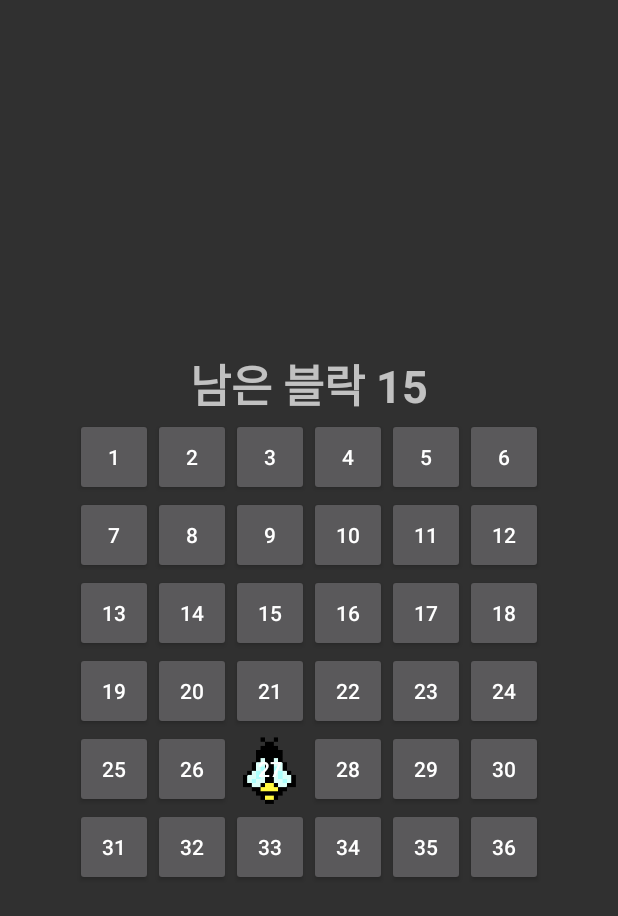
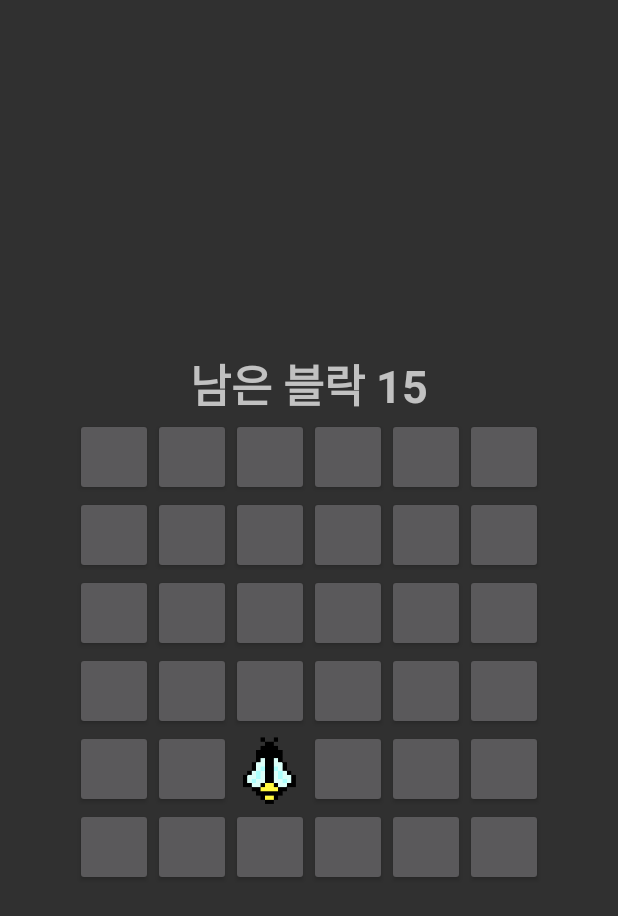
Before and after one commit to PeanutButterFam/CatchFly, an Android app: the screen it shows after launch (MainActivity), on a phone screen of 412 x 824 dp. Shown: the top 916 px of the screen. Run offline under Robolectric (Android 15) with nearby library versions, the light colour scheme and no system bars.

Commit message:
remove button text

```diff
--- a/app/src/main/java/peanutbutterfam/catchfly/MainActivity.java
+++ b/app/src/main/java/peanutbutterfam/catchfly/MainActivity.java
@@ -109,12 +109,19 @@ public class MainActivity extends AppCompatActivity {
         @Override
         public void onClick(View v) {
             Button tmp = (Button)v;
-            int clickedBtnNum = Integer.parseInt(tmp.getText().toString()) - 1; // 클릭된 버튼 번호
+
+            int clickedBtnNum = -1;
+
+            for(int i = 0; i < btn_al.size(); i++) {
+                if(tmp == btn_al.get(i)) {
+                    clickedBtnNum = i;
+                }
+            }
 
             if(isMyTurn == true) {
                 if(isSelected.get(clickedBtnNum) == false && clickedBtnNum != currentPos) {   // 파리가 위치한 곳을 클릭할 수 없음
                     //색상 변경
-                    tmp.setBackgroundColor(Color.YELLOW);
+                    tmp.setBackgroundColor(Color.parseColor("#FFCC00"));
 
                     //클릭한 버튼 더 이상 클릭 못하게
                     System.out.println("선택된 버튼 : " + clickedBtnNum);
--- a/app/src/main/res/layout/activity_main.xml
+++ b/app/src/main/res/layout/activity_main.xml
@@ -24,29 +24,22 @@
 
         <Button
             android:id="@+id/pos00"
-            style="@style/Widget.AppTheme.MyCustomButton"
-            android:text="@string/pos00" />
-
+            style="@style/Widget.AppTheme.MyCustomButton"/>
         <Button
             android:id="@+id/pos01"
-            style="@style/Widget.AppTheme.MyCustomButton"
-            android:text="@string/pos01"/>
+            style="@style/Widget.AppTheme.MyCustomButton"/>
         <Button
             android:id="@+id/pos02"
-            style="@style/Widget.AppTheme.MyCustomButton"
-            android:text="@string/pos02"/>
+            style="@style/Widget.AppTheme.MyCustomButton"/>
         <Button
             android:id="@+id/pos03"
-            style="@style/Widget.AppTheme.MyCustomButton"
-            android:text="@string/pos03"/>
+            style="@style/Widget.AppTheme.MyCustomButton"/>
         <Button
             android:id="@+id/pos04"
-            style="@style/Widget.AppTheme.MyCustomButton"
-            android:text="@string/pos04"/>
+            style="@style/Widget.AppTheme.MyCustomButton"/>
         <Button
             android:id="@+id/pos05"
-            style="@style/Widget.AppTheme.MyCustomButton"
-            android:text="@string/pos05"/>
+            style="@style/Widget.AppTheme.MyCustomButton"/>
     </LinearLayout>
 
     <LinearLayout
@@ -55,28 +48,22 @@
         android:orientation="horizontal">
         <Button
             android:id="@+id/pos10"
-            style="@style/Widget.AppTheme.MyCustomButton"
-            android:text="@string/pos10"/>
+            style="@style/Widget.AppTheme.MyCustomButton"/>
         <Button
             android:id="@+id/pos11"
-            style="@style/Widget.AppTheme.MyCustomButton"
-            android:text="@string/pos11"/>
+            style="@style/Widget.AppTheme.MyCustomButton"/>
         <Button
             android:id="@+id/pos12"
-            style="@style/Widget.AppTheme.MyCustomButton"
-            android:text="@string/pos12"/>
+            style="@style/Widget.AppTheme.MyCustomButton"/>
         <Button
             android:id="@+id/pos13"
-            style="@style/Widget.AppTheme.MyCustomButton"
-            android:text="@string/pos13"/>
+            style="@style/Widget.AppTheme.MyCustomButton"/>
         <Button
             android:id="@+id/pos14"
-            style="@style/Widget.AppTheme.MyCustomButton"
-            android:text="@string/pos14"/>
+            style="@style/Widget.AppTheme.MyCustomButton"/>
         <Button
             android:id="@+id/pos15"
-            style="@style/Widget.AppTheme.MyCustomButton"
-            android:text="@string/pos15"/>
+            style="@style/Widget.AppTheme.MyCustomButton"/>
     </LinearLayout>
 
     <LinearLayout
@@ -85,28 +72,22 @@
         android:orientation="horizontal">
         <Button
             android:id="@+id/pos20"
-            style="@style/Widget.AppTheme.MyCustomButton"
-            android:text="@string/pos20"/>
+            style="@style/Widget.AppTheme.MyCustomButton"/>
         <Button
             android:id="@+id/pos21"
-            style="@style/Widget.AppTheme.MyCustomButton"
-            android:text="@string/pos21"/>
+            style="@style/Widget.AppTheme.MyCustomButton"/>
         <Button
             android:id="@+id/pos22"
-            style="@style/Widget.AppTheme.MyCustomButton"
-            android:text="@string/pos22"/>
+            style="@style/Widget.AppTheme.MyCustomButton"/>
         <Button
             android:id="@+id/pos23"
-            style="@style/Widget.AppTheme.MyCustomButton"
-            android:text="@string/pos23"/>
+            style="@style/Widget.AppTheme.MyCustomButton"/>
         <Button
             android:id="@+id/pos24"
-            style="@style/Widget.AppTheme.MyCustomButton"
-            android:text="@string/pos24"/>
+            style="@style/Widget.AppTheme.MyCustomButton"/>
         <Button
             android:id="@+id/pos25"
-            style="@style/Widget.AppTheme.MyCustomButton"
-            android:text="@string/pos25"/>
+            style="@style/Widget.AppTheme.MyCustomButton"/>
     </LinearLayout>
 
     <LinearLayout
@@ -115,28 +96,22 @@
         android:orientation="horizontal">
         <Button
             android:id="@+id/pos30"
-            style="@style/Widget.AppTheme.MyCustomButton"
-            android:text="@string/pos30"/>
+            style="@style/Widget.AppTheme.MyCustomButton"/>
         <Button
             android:id="@+id/pos31"
-            style="@style/Widget.AppTheme.MyCustomButton"
-            android:text="@string/pos31"/>
+            style="@style/Widget.AppTheme.MyCustomButton"/>
         <Button
             android:id="@+id/pos32"
-            style="@style/Widget.AppTheme.MyCustomButton"
-            android:text="@string/pos32"/>
+            style="@style/Widget.AppTheme.MyCustomButton"/>
         <Button
             android:id="@+id/pos33"
-            style="@style/Widget.AppTheme.MyCustomButton"
-            android:text="@string/pos33"/>
+            style="@style/Widget.AppTheme.MyCustomButton"/>
         <Button
             android:id="@+id/pos34"
-            style="@style/Widget.AppTheme.MyCustomButton"
-            android:text="@string/pos34"/>
+            style="@style/Widget.AppTheme.MyCustomButton"/>
         <Button
             android:id="@+id/pos35"
-            style="@style/Widget.AppTheme.MyCustomButton"
-            android:text="@string/pos35"/>
+            style="@style/Widget.AppTheme.MyCustomButton"/>
     </LinearLayout>
 
     <LinearLayout
@@ -145,28 +120,22 @@
         android:orientation="horizontal">
         <Button
             android:id="@+id/pos40"
-            style="@style/Widget.AppTheme.MyCustomButton"
-            android:text="@string/pos40"/>
+            style="@style/Widget.AppTheme.MyCustomButton"/>
         <Button
             android:id="@+id/pos41"
-            style="@style/Widget.AppTheme.MyCustomButton"
-            android:text="@string/pos41"/>
+            style="@style/Widget.AppTheme.MyCustomButton"/>
         <Button
             android:id="@+id/pos42"
-            style="@style/Widget.AppTheme.MyCustomButton"
-            android:text="@string/pos42"/>
+            style="@style/Widget.AppTheme.MyCustomButton"/>
         <Button
             android:id="@+id/pos43"
-            style="@style/Widget.AppTheme.MyCustomButton"
-            android:text="@string/pos43"/>
+            style="@style/Widget.AppTheme.MyCustomButton"/>
         <Button
             android:id="@+id/pos44"
-            style="@style/Widget.AppTheme.MyCustomButton"
-            android:text="@string/pos44"/>
+            style="@style/Widget.AppTheme.MyCustomButton"/>
         <Button
             android:id="@+id/pos45"
-            style="@style/Widget.AppTheme.MyCustomButton"
-            android:text="@string/pos45"/>
+            style="@style/Widget.AppTheme.MyCustomButton"/>
     </LinearLayout>
 
     <LinearLayout
@@ -175,28 +144,22 @@
         android:orientation="horizontal">
         <Button
             android:id="@+id/pos50"
-            style="@style/Widget.AppTheme.MyCustomButton"
-            android:text="@string/pos50"/>
+            style="@style/Widget.AppTheme.MyCustomButton"/>
         <Button
             android:id="@+id/pos51"
-            style="@style/Widget.AppTheme.MyCustomButton"
-            android:text="@string/pos51"/>
+            style="@style/Widget.AppTheme.MyCustomButton"/>
         <Button
             android:id="@+id/pos52"
-            style="@style/Widget.AppTheme.MyCustomButton"
-            android:text="@string/pos52"/>
+            style="@style/Widget.AppTheme.MyCustomButton"/>
         <Button
             android:id="@+id/pos53"
-            style="@style/Widget.AppTheme.MyCustomButton"
-            android:text="@string/pos53"/>
+            style="@style/Widget.AppTheme.MyCustomButton"/>
         <Button
             android:id="@+id/pos54"
-            style="@style/Widget.AppTheme.MyCustomButton"
-            android:text="@string/pos54"/>
+            style="@style/Widget.AppTheme.MyCustomButton"/>
         <Button
             android:id="@+id/pos55"
-            style="@style/Widget.AppTheme.MyCustomButton"
-            android:text="@string/pos55"/>
+            style="@style/Widget.AppTheme.MyCustomButton"/>
     </LinearLayout>
 
 </LinearLayout>
--- a/app/src/main/res/values/strings.xml
+++ b/app/src/main/res/values/strings.xml
@@ -1,39 +1,3 @@
 <resources>
     <string name="app_name">CatchFly</string>
-    <string name="pos00">1</string>
-    <string name="pos01">2</string>
-    <string name="pos02">3</string>
-    <string name="pos03">4</string>
-    <string name="pos04">5</string>
-    <string name="pos05">6</string>
-    <string name="pos10">7</string>
-    <string name="pos11">8</string>
-    <string name="pos12">9</string>
-    <string name="pos13">10</string>
-    <string name="pos14">11</string>
-    <string name="pos15">12</string>
-    <string name="pos20">13</string>
-    <string name="pos21">14</string>
-    <string name="pos22">15</string>
-    <string name="pos23">16</string>
-    <string name="pos24">17</string>
-    <string name="pos25">18</string>
-    <string name="pos30">19</string>
-    <string name="pos31">20</string>
-    <string name="pos32">21</string>
-    <string name="pos33">22</string>
-    <string name="pos34">23</string>
-    <string name="pos35">24</string>
-    <string name="pos40">25</string>
-    <string name="pos41">26</string>
-    <string name="pos42">27</string>
-    <string name="pos43">28</string>
-    <string name="pos44">29</string>
-    <string name="pos45">30</string>
-    <string name="pos50">31</string>
-    <string name="pos51">32</string>
-    <string name="pos52">33</string>
-    <string name="pos53">34</string>
-    <string name="pos54">35</string>
-    <string name="pos55">36</string>
 </resources>
```
